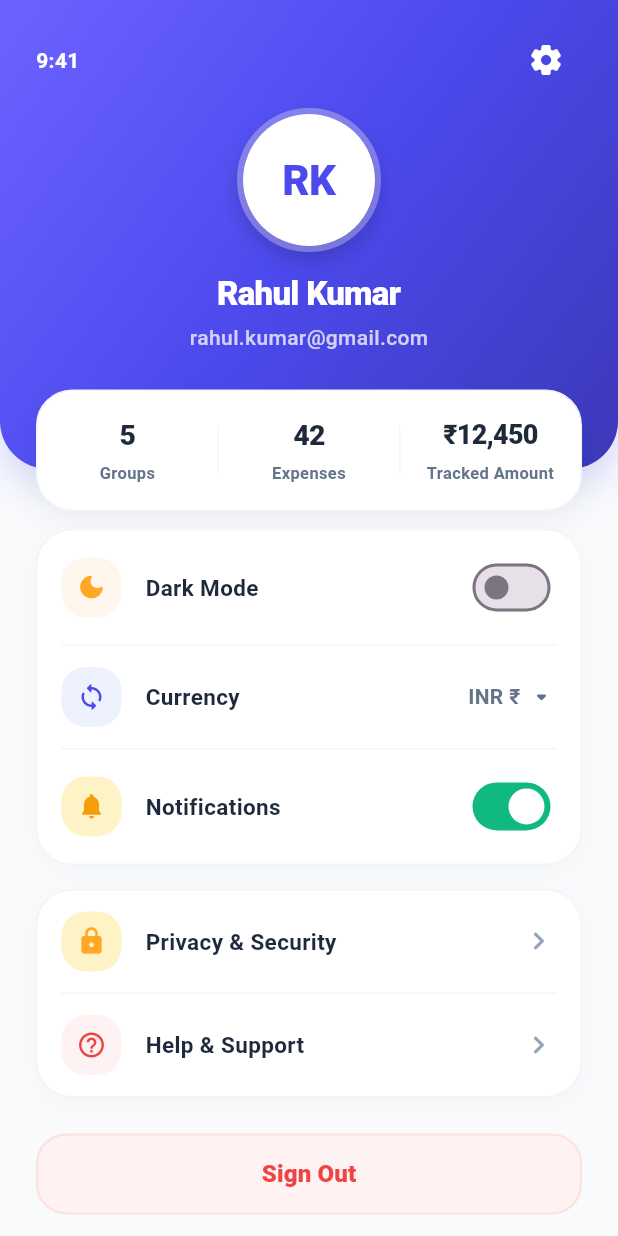
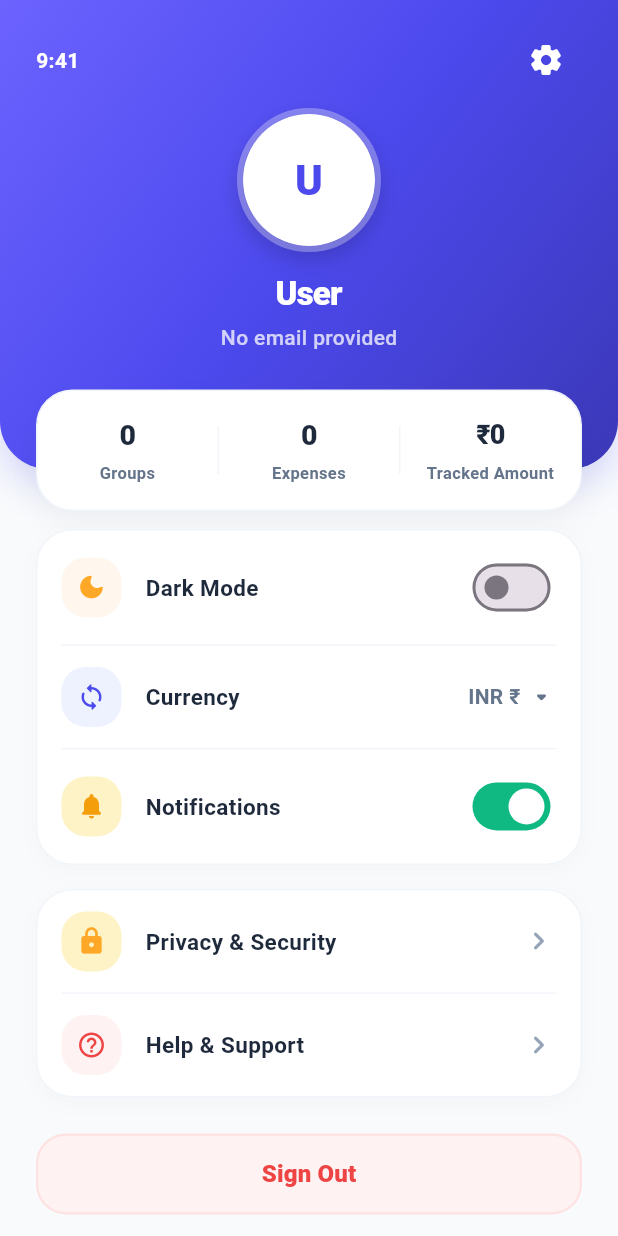
Before and after one commit to AATHILA/splitico_app, a Flutter app: the ProfilePage screen opened directly, on a phone screen of 412 x 824 dp. Run offline on Flutter 3.47's test engine with Material 3 defaults, Android fonts, the phone set to English and light mode, and no system bars; our stand-ins replace equatable, flutter_bloc, supabase_flutter; accounts and stored records are empty.

Commit message:
profile_page.dart : Update profile UI with real user data

```diff
--- a/lib/features/profile/pages/profile_page.dart
+++ b/lib/features/profile/pages/profile_page.dart
@@ -6,6 +6,8 @@ import 'package:splitico/features/auth/bloc/auth_bloc.dart';
 import 'package:splitico/features/auth/bloc/auth_event.dart';
 import 'package:splitico/features/auth/bloc/auth_state.dart';
 import 'package:splitico/features/auth/presentation/login_screen.dart';
+import 'package:splitico/features/group/bloc/group_bloc.dart';
+import 'package:splitico/features/group/bloc/group_state.dart';
 
 class ProfilePage extends StatefulWidget {
   const ProfilePage({super.key});
@@ -26,6 +28,11 @@ class _ProfilePageState extends State<ProfilePage> {
     'GBP £',
     'JPY ¥',
   ];
+  String get _currencySymbol {
+  final parts = _selectedCurrency.split(' ');
+  return parts.length > 1 ? parts.last : '₹';
+}
+
 
   @override
   Widget build(BuildContext context) {
@@ -94,14 +101,14 @@ class _ProfilePageState extends State<ProfilePage> {
 
   Widget _buildHeaderWithStats(BuildContext context, double topPadding) {
     return BlocBuilder<AuthBloc, AuthState>(
-      builder: (context, state) {
-        String displayName = 'Rahul Kumar';
-        String email = 'rahul.kumar@gmail.com';
-        String initials = 'RK';
+      builder: (context, authState) {
+        String displayName = 'User';
+        String email = 'No email provided';
+        String initials = 'U';
 
-        if (state is AuthAuthenticated && state.user != null) {
-          final user = state.user!;
-          email = user.email.isNotEmpty ? user.email : 'No email';
+        if (authState is AuthAuthenticated && authState.user != null) {
+          final user = authState.user!;
+          email = user.email.isNotEmpty ? user.email : 'No email provided';
           displayName = user.resolvedDisplayName;
 
           // Nicely capitalize display name
@@ -110,15 +117,39 @@ class _ProfilePageState extends State<ProfilePage> {
           }
 
           // Compute initials
-          final parts = displayName.trim().split(RegExp(r'\s+'));
+          final parts = displayName.trim().split(RegExp(r'\s+')).where((p) => p.isNotEmpty).toList();
           if (parts.length > 1) {
             initials = (parts[0][0] + parts[1][0]).toUpperCase();
-          } else if (displayName.length > 1) {
-            initials = displayName.substring(0, 2).toUpperCase();
           } else if (displayName.isNotEmpty) {
             initials = displayName[0].toUpperCase();
           }
         }
+
+        return BlocBuilder<GroupBloc, GroupState>(
+          builder: (context, groupState) {
+            int groupCount = 0;
+            int expenseCount = 0;
+            double totalTrackedAmount = 0.0;
+            bool isLoading = groupState is GroupsLoading;
+
+            if (groupState is GroupsLoaded) {
+              final groups = groupState.groups;
+              groupCount = groups.length;
+
+              for (final group in groups) {
+                expenseCount += group.expenses.length;
+                for (final expense in group.expenses) {
+                  totalTrackedAmount += expense.amount;
+                }
+              }
+            }
+
+            final trackedAmountStr = isLoading
+                ? '...'
+                : '$_currencySymbol${totalTrackedAmount.toStringAsFixed(totalTrackedAmount % 1 == 0 ? 0 : 2)}';
+
+            final groupCountStr = isLoading ? '...' : groupCount.toString();
+            final expenseCountStr = isLoading ? '...' : expenseCount.toString();
 
             return Stack(
               clipBehavior: Clip.none,
@@ -255,16 +286,18 @@ class _ProfilePageState extends State<ProfilePage> {
                     child: Row(
                       mainAxisAlignment: MainAxisAlignment.spaceEvenly,
                       children: [
-                    _buildStatItem('Groups', '5'),
+                        _buildStatItem('Groups', groupCountStr),
                         _buildStatDivider(),
-                    _buildStatItem('Expenses', '42'),
+                        _buildStatItem('Expenses', expenseCountStr),
                         _buildStatDivider(),
-                    _buildStatItem('Tracked Amount', '₹12,450', isAmount: true),
+                        _buildStatItem('Tracked Amount', trackedAmountStr, isAmount: true),
                       ],
                     ),
                   ),
                 ),
               ],
+            );
+          },
         );
       },
     );
```
Also changed, not shown: lib/features/analytics/pages/analytics_page.dart (+39 -24 lines). Lines whose indentation alone changed are shown as unchanged.
